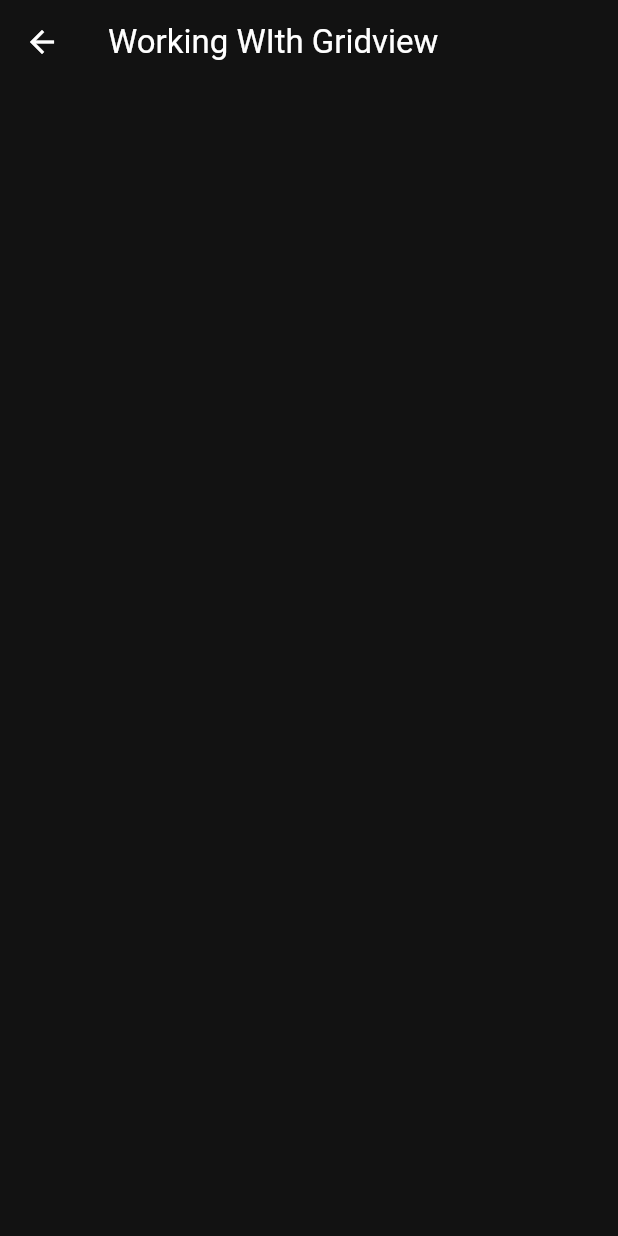
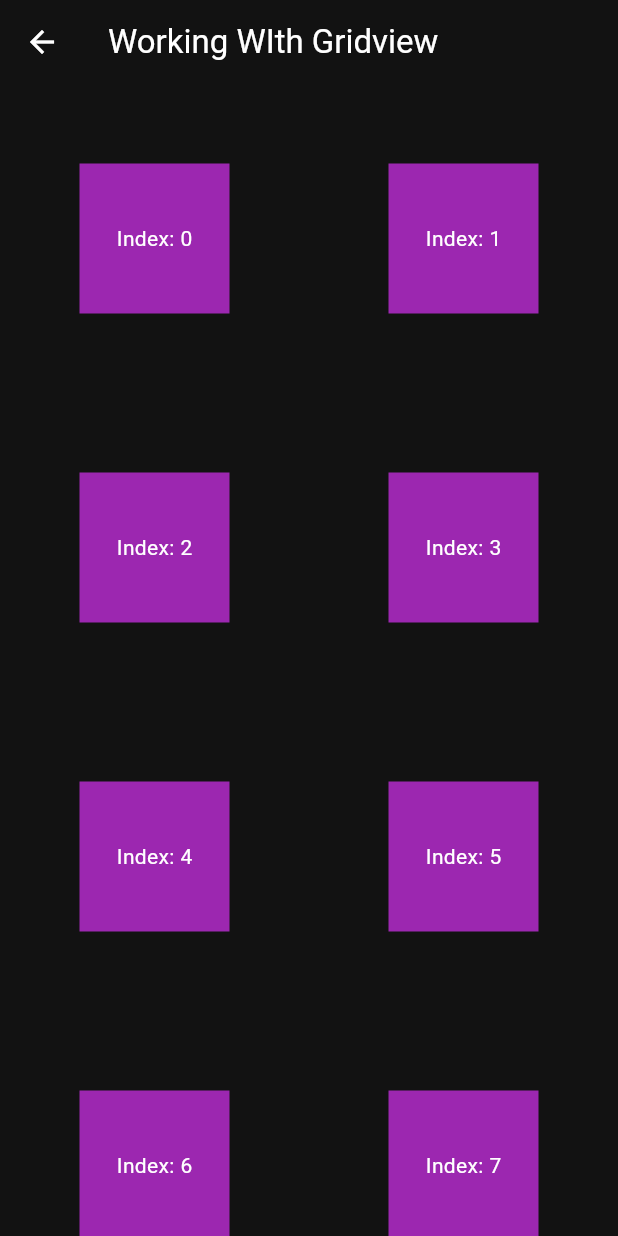
Before and after one commit to kwe92/Flutter-Widgets, a Flutter app: the WorkingWithGridView screen opened directly, on a phone screen of 412 x 824 dp. Run offline on Flutter 3.47's test engine with Material 2 defaults, Android fonts, the light colour scheme and no system bars; our stand-ins replace firebase_auth, flutter_inset_box_shadow, flutter_riverpod, gap; missing offline and left inert: firebase_ui_auth; accounts and stored records are empty.

Commit message:
inital grid view

```diff
--- a/lib/Widgets/grid_view_list_generator.dart
+++ b/lib/Widgets/grid_view_list_generator.dart
@@ -9,6 +9,29 @@ class WorkingWithGridView extends StatelessWidget {
           appBar: AppBar(
             title: const Text('Working WIth Gridview'),
           ),
+          body: GridView.count(
+            crossAxisCount: 2,
+            children: <Widget>[
+              ...List.generate(
+                20,
+                (int index) => Center(
+                  child: SizedBox(
+                    height: 100,
+                    width: 100,
+                    child: ColoredBox(
+                      color: Colors.purple,
+                      child: Center(
+                        child: Text(
+                          'Index: $index',
+                          style: Theme.of(context).textTheme.bodyMedium,
+                        ),
+                      ),
+                    ),
+                  ),
+                ),
+              ),
+            ],
+          ),
         ),
       );
 }
```
